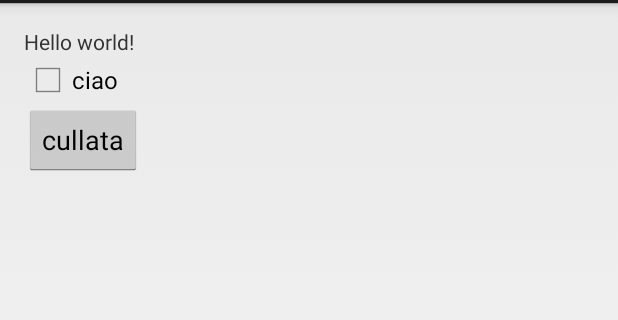
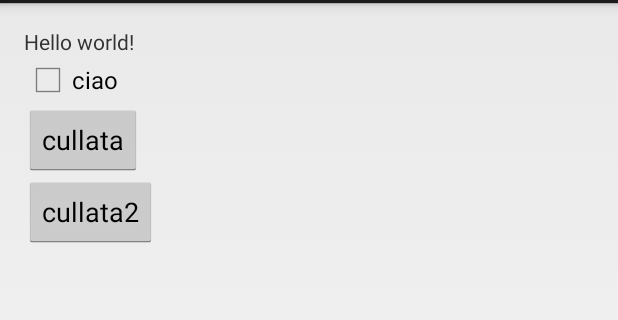
Before and after one commit to alessandro-aglietti/smart-cot, an Android app: the screen it shows after launch (MyActivity), on a phone screen of 412 x 824 dp, the part 69-389 px from its top. Run offline under Robolectric (Android 15) with nearby library versions, the phone set to English and light mode, and no system bars; libraries missing offline, so code that uses them is left out: me.palazzetti.adktoolkit; 4 statements that could not run were skipped.

Commit message:
3coomand

```diff
--- a/arduino-test/MyArduinoApplication/app/src/main/java/com/example/accountname/myarduinoapplication/MyActivity.java
+++ b/arduino-test/MyArduinoApplication/app/src/main/java/com/example/accountname/myarduinoapplication/MyActivity.java
@@ -18,7 +18,7 @@ public class MyActivity extends Activity {
 
     private AdkManager mAdkManager;
 
-    @Overridex
+    @Override
     protected void onCreate(Bundle savedInstanceState) {
         super.onCreate(savedInstanceState);
         setContentView(R.layout.activity_my);
@@ -45,6 +45,12 @@ public class MyActivity extends Activity {
             }
         });
 
+        ((Button)findViewById(R.id.cullata2)).setOnClickListener(new View.OnClickListener() {
+            @Override
+            public void onClick(View view) {
+                mAdkManager.writeSerial("3");
+            }
+        });
 
         Log.d("ADK manager", "available: " + mAdkManager.serialAvailable());
     }
--- a/arduino-test/MyArduinoApplication/app/src/main/res/layout/activity_my.xml
+++ b/arduino-test/MyArduinoApplication/app/src/main/res/layout/activity_my.xml
@@ -23,10 +23,18 @@
         android:text="ciao" />
 
     <Button
+    android:layout_width="wrap_content"
+    android:layout_height="wrap_content"
+    android:id="@+id/cullata"
+    android:layout_below="@+id/ledButton"
+    android:text="cullata"
+    />
+
+    <Button
         android:layout_width="wrap_content"
         android:layout_height="wrap_content"
-        android:id="@+id/cullata"
-        android:layout_below="@+id/ledButton"
-        android:text="cullata"
+        android:id="@+id/cullata2"
+        android:layout_below="@+id/cullata"
+        android:text="cullata2"
         />
 </RelativeLayout>
```
Also changed, not shown: 1 other file.
